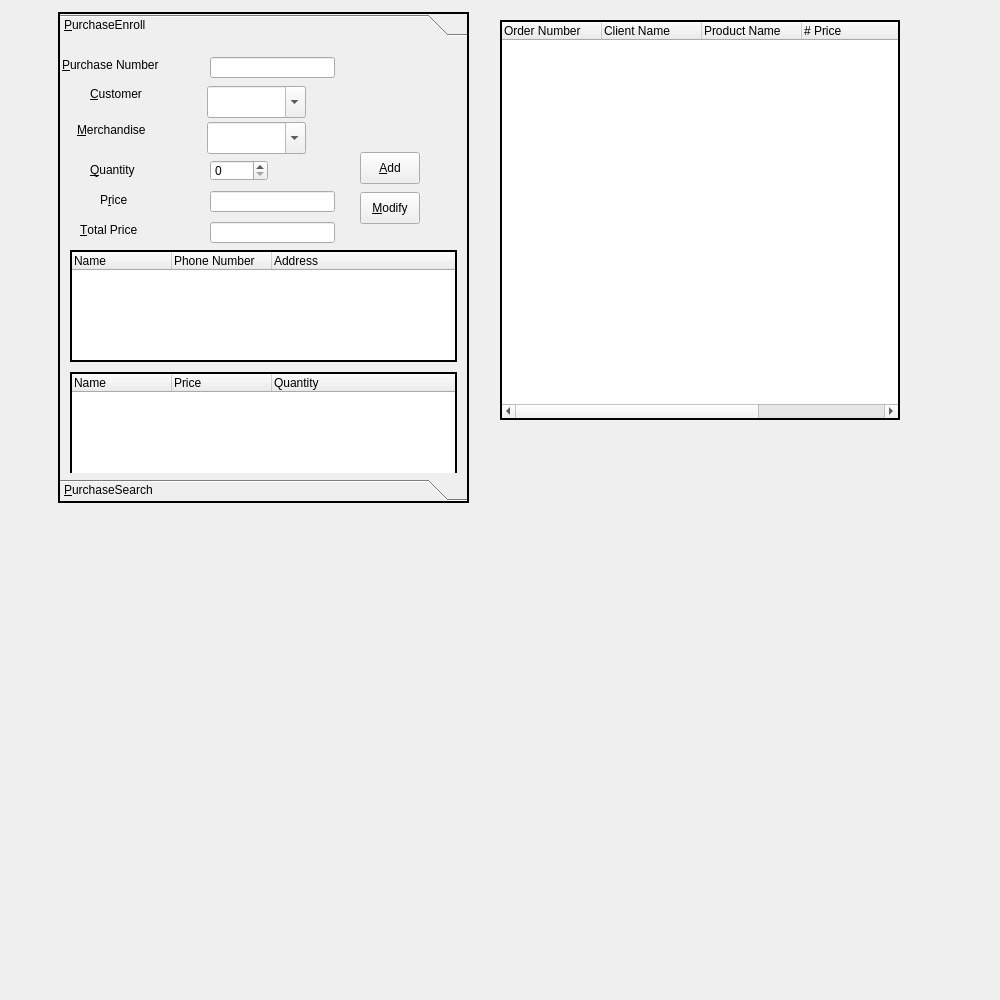
First picture: the form in purchasemanage.ui, repository GlennPark/OliveHealthCare, before the edit.
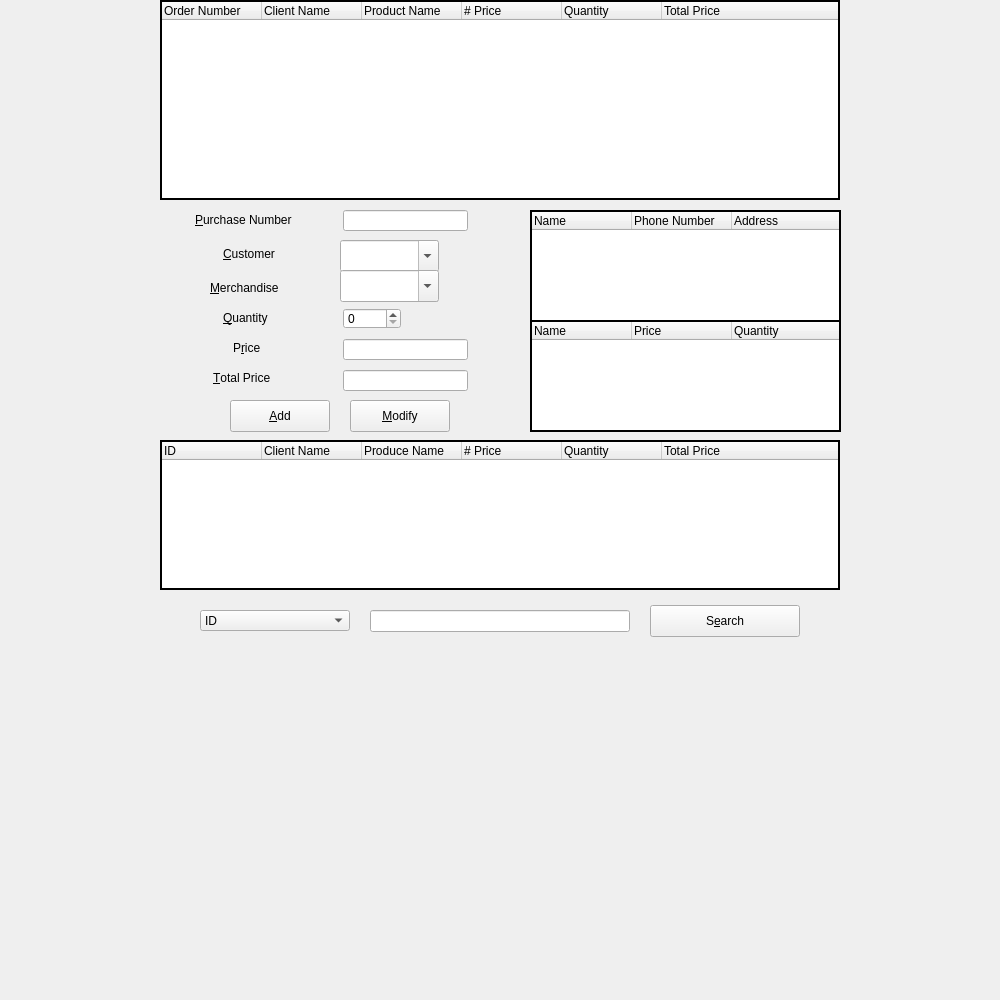
Second picture: the form after the edit. Icons and pictures are not drawn.

The edit to the form file:
```diff
--- a/purchasemanage.ui
+++ b/purchasemanage.ui
@@ -13,45 +13,15 @@
   <property name="windowTitle">
    <string>Order Info</string>
   </property>
-  <widget class="QToolBox" name="toolBox">
+  <widget class="QTreeWidget" name="treeWidget">
    <property name="geometry">
     <rect>
-     <x>58</x>
-     <y>12</y>
-     <width>411</width>
-     <height>491</height>
-    </rect>
-   </property>
-   <property name="frameShape">
-    <enum>QFrame::WinPanel</enum>
-   </property>
-   <property name="frameShadow">
-    <enum>QFrame::Plain</enum>
-   </property>
-   <property name="currentIndex">
-    <number>0</number>
-   </property>
-   <widget class="QWidget" name="PurchaseEnroll">
-    <property name="geometry">
-     <rect>
-      <x>0</x>
+     <x>160</x>
       <y>0</y>
-      <width>407</width>
-      <height>427</height>
-     </rect>
-    </property>
-    <attribute name="label">
-     <string>&amp;PurchaseEnroll</string>
-    </attribute>
-    <widget class="QTreeWidget" name="customerTreeWidget">
-     <property name="geometry">
-      <rect>
-       <x>10</x>
-       <y>208</y>
-       <width>387</width>
-       <height>112</height>
-      </rect>
-     </property>
+     <width>680</width>
+     <height>200</height>
+    </rect>
+   </property>
      <property name="frameShape">
       <enum>QFrame::WinPanel</enum>
      </property>
@@ -63,46 +33,22 @@
      </property>
      <column>
       <property name="text">
-       <string>Name</string>
+     <string>Order Number</string>
       </property>
      </column>
      <column>
       <property name="text">
-       <string>Phone Number</string>
+     <string>Client Name</string>
       </property>
      </column>
      <column>
       <property name="text">
-       <string>Address</string>
-      </property>
-     </column>
-    </widget>
-    <widget class="QTreeWidget" name="merchandiseTreeWidget">
-     <property name="geometry">
-      <rect>
-       <x>10</x>
-       <y>330</y>
-       <width>387</width>
-       <height>112</height>
-      </rect>
-     </property>
-     <property name="frameShape">
-      <enum>QFrame::WinPanel</enum>
-     </property>
-     <property name="frameShadow">
-      <enum>QFrame::Plain</enum>
-     </property>
-     <property name="rootIsDecorated">
-      <bool>false</bool>
-     </property>
+     <string>Product Name</string>
+    </property>
+   </column>
      <column>
       <property name="text">
-       <string>Name</string>
-      </property>
-     </column>
-     <column>
-      <property name="text">
-       <string>Price</string>
+     <string># Price</string>
       </property>
      </column>
      <column>
@@ -110,41 +56,30 @@
        <string>Quantity</string>
       </property>
      </column>
-    </widget>
-    <widget class="QComboBox" name="merchandiseComboBox">
+   <column>
+    <property name="text">
+     <string>Total Price</string>
+    </property>
+   </column>
+  </widget>
+  <widget class="QPushButton" name="addPushButton">
      <property name="geometry">
       <rect>
-       <x>147</x>
-       <y>80</y>
-       <width>99</width>
+     <x>230</x>
+     <y>400</y>
+     <width>100</width>
        <height>32</height>
       </rect>
      </property>
-     <property name="editable">
-      <bool>true</bool>
-     </property>
-    </widget>
-    <widget class="QLabel" name="priceLabel">
-     <property name="geometry">
-      <rect>
-       <x>40</x>
-       <y>150</y>
-       <width>101</width>
-       <height>16</height>
-      </rect>
-     </property>
      <property name="text">
-      <string>P&amp;rice</string>
-     </property>
-     <property name="buddy">
-      <cstring>priceLineEdit</cstring>
-     </property>
-    </widget>
-    <widget class="QLineEdit" name="priceLineEdit">
+    <string>&amp;Add</string>
+   </property>
+  </widget>
+  <widget class="QLineEdit" name="totalPriceLineEdit">
      <property name="geometry">
       <rect>
-       <x>150</x>
-       <y>149</y>
+     <x>343</x>
+     <y>370</y>
        <width>125</width>
        <height>21</height>
       </rect>
@@ -153,8 +88,8 @@
     <widget class="QLabel" name="customerLabel">
      <property name="geometry">
       <rect>
-       <x>30</x>
-       <y>44</y>
+     <x>223</x>
+     <y>246</y>
        <width>101</width>
        <height>16</height>
       </rect>
@@ -166,34 +101,40 @@
       <cstring>customerComboBox</cstring>
      </property>
     </widget>
-    <widget class="QComboBox" name="customerComboBox">
+  <widget class="QLineEdit" name="idLineEdit">
      <property name="geometry">
       <rect>
-       <x>147</x>
-       <y>44</y>
-       <width>99</width>
-       <height>32</height>
-      </rect>
-     </property>
-     <property name="editable">
-      <bool>true</bool>
-     </property>
-    </widget>
-    <widget class="QLineEdit" name="totalPriceLineEdit">
-     <property name="geometry">
-      <rect>
-       <x>150</x>
-       <y>180</y>
+     <x>343</x>
+     <y>210</y>
        <width>125</width>
        <height>21</height>
       </rect>
+   </property>
+   <property name="readOnly">
+    <bool>true</bool>
+   </property>
+  </widget>
+  <widget class="QLabel" name="priceLabel">
+   <property name="geometry">
+    <rect>
+     <x>233</x>
+     <y>340</y>
+     <width>101</width>
+     <height>16</height>
+    </rect>
+   </property>
+   <property name="text">
+    <string>P&amp;rice</string>
+   </property>
+   <property name="buddy">
+    <cstring>priceLineEdit</cstring>
      </property>
     </widget>
     <widget class="QLabel" name="totalPriceLabel">
      <property name="geometry">
       <rect>
-       <x>20</x>
-       <y>180</y>
+     <x>213</x>
+     <y>370</y>
        <width>121</width>
        <height>16</height>
       </rect>
@@ -205,72 +146,24 @@
       <cstring>totalPriceLineEdit</cstring>
      </property>
     </widget>
-    <widget class="QLabel" name="merchandiseLabel">
+  <widget class="QComboBox" name="customerComboBox">
      <property name="geometry">
       <rect>
-       <x>17</x>
-       <y>80</y>
-       <width>121</width>
-       <height>16</height>
-      </rect>
-     </property>
-     <property name="text">
-      <string>&amp;Merchandise</string>
-     </property>
-     <property name="buddy">
-      <cstring>merchandiseComboBox</cstring>
-     </property>
-    </widget>
-    <widget class="QLabel" name="idLabel">
-     <property name="geometry">
-      <rect>
-       <x>2</x>
-       <y>13</y>
-       <width>131</width>
-       <height>20</height>
-      </rect>
-     </property>
-     <property name="text">
-      <string>&amp;Purchase Number</string>
-     </property>
-     <property name="buddy">
-      <cstring>idLineEdit</cstring>
-     </property>
-    </widget>
-    <widget class="QLabel" name="quantityLabel">
-     <property name="geometry">
-      <rect>
-       <x>30</x>
-       <y>120</y>
-       <width>111</width>
-       <height>16</height>
-      </rect>
-     </property>
-     <property name="text">
-      <string>&amp;Quantity</string>
-     </property>
-     <property name="buddy">
-      <cstring>quantitySpinBox</cstring>
-     </property>
-    </widget>
-    <widget class="QLineEdit" name="idLineEdit">
-     <property name="geometry">
-      <rect>
-       <x>150</x>
-       <y>15</y>
-       <width>125</width>
-       <height>21</height>
-      </rect>
-     </property>
-     <property name="readOnly">
+     <x>340</x>
+     <y>240</y>
+     <width>99</width>
+     <height>32</height>
+    </rect>
+   </property>
+   <property name="editable">
       <bool>true</bool>
      </property>
     </widget>
     <widget class="QSpinBox" name="quantitySpinBox">
      <property name="geometry">
       <rect>
-       <x>150</x>
-       <y>118</y>
+     <x>343</x>
+     <y>308</y>
        <width>58</width>
        <height>21</height>
       </rect>
@@ -279,12 +172,67 @@
       <number>10000</number>
      </property>
     </widget>
+  <widget class="QLabel" name="quantityLabel">
+   <property name="geometry">
+    <rect>
+     <x>223</x>
+     <y>310</y>
+     <width>111</width>
+     <height>16</height>
+    </rect>
+   </property>
+   <property name="text">
+    <string>&amp;Quantity</string>
+   </property>
+   <property name="buddy">
+    <cstring>quantitySpinBox</cstring>
+   </property>
+  </widget>
+  <widget class="QLabel" name="idLabel">
+   <property name="geometry">
+    <rect>
+     <x>195</x>
+     <y>210</y>
+     <width>131</width>
+     <height>20</height>
+    </rect>
+   </property>
+   <property name="text">
+    <string>&amp;Purchase Number</string>
+   </property>
+   <property name="buddy">
+    <cstring>idLineEdit</cstring>
+   </property>
+  </widget>
+  <widget class="QComboBox" name="merchandiseComboBox">
+   <property name="geometry">
+    <rect>
+     <x>340</x>
+     <y>270</y>
+     <width>99</width>
+     <height>32</height>
+    </rect>
+   </property>
+   <property name="editable">
+    <bool>true</bool>
+   </property>
+  </widget>
+  <widget class="QLineEdit" name="priceLineEdit">
+   <property name="geometry">
+    <rect>
+     <x>343</x>
+     <y>339</y>
+     <width>125</width>
+     <height>21</height>
+    </rect>
+   </property>
+  </widget>
     <widget class="QPushButton" name="modifyPushButton">
      <property name="geometry">
       <rect>
-       <x>300</x>
-       <y>150</y>
-       <width>60</width>
+     <x>350</x>
+     <y>400</y>
+     <width>100</width>
        <height>32</height>
       </rect>
      </property>
@@ -292,39 +240,29 @@
       <string>&amp;Modify</string>
      </property>
     </widget>
-    <widget class="QPushButton" name="addPushButton">
+  <widget class="QLabel" name="merchandiseLabel">
      <property name="geometry">
       <rect>
-       <x>300</x>
-       <y>110</y>
-       <width>60</width>
-       <height>32</height>
+     <x>210</x>
+     <y>280</y>
+     <width>121</width>
+     <height>16</height>
       </rect>
      </property>
      <property name="text">
-      <string>&amp;Add</string>
-     </property>
-    </widget>
-   </widget>
-   <widget class="QWidget" name="PurchaseSearch">
+    <string>&amp;Merchandise</string>
+   </property>
+   <property name="buddy">
+    <cstring>merchandiseComboBox</cstring>
+   </property>
+  </widget>
+  <widget class="QTreeWidget" name="merchandiseTreeWidget">
     <property name="geometry">
      <rect>
-      <x>0</x>
-      <y>0</y>
-      <width>407</width>
-      <height>427</height>
-     </rect>
-    </property>
-    <attribute name="label">
-     <string>&amp;PurchaseSearch</string>
-    </attribute>
-    <widget class="QTreeWidget" name="searchTreeWidget">
-     <property name="geometry">
-      <rect>
-       <x>40</x>
-       <y>60</y>
-       <width>321</width>
-       <height>111</height>
+     <x>530</x>
+     <y>320</y>
+     <width>311</width>
+     <height>112</height>
       </rect>
      </property>
      <property name="frameShape">
@@ -338,91 +276,60 @@
      </property>
      <column>
       <property name="text">
-       <string>ID</string>
+     <string>Name</string>
       </property>
      </column>
      <column>
-      <property name="text">
-       <string>Client Name</string>
-      </property>
-     </column>
-     <column>
-      <property name="text">
-       <string>Produce Name</string>
-      </property>
-     </column>
-     <column>
-      <property name="text">
-       <string># Price</string>
-      </property>
-     </column>
-     <column>
-      <property name="text">
-       <string>Quantity</string>
-      </property>
-     </column>
-     <column>
-      <property name="text">
-       <string>Total Price</string>
-      </property>
-     </column>
-    </widget>
-    <widget class="QComboBox" name="searchComboBox">
-     <property name="geometry">
-      <rect>
-       <x>28</x>
-       <y>220</y>
-       <width>131</width>
-       <height>32</height>
-      </rect>
-     </property>
-     <item>
-      <property name="text">
-       <string>ID</string>
-      </property>
-     </item>
-     <item>
-      <property name="text">
-       <string>Client Name</string>
-      </property>
-     </item>
-     <item>
-      <property name="text">
-       <string>Product Name</string>
-      </property>
-     </item>
-     <item>
       <property name="text">
        <string>Price</string>
       </property>
-     </item>
-     <item>
+   </column>
+   <column>
       <property name="text">
        <string>Quantity</string>
       </property>
-     </item>
-     <item>
-      <property name="text">
-       <string>Total Price</string>
-      </property>
-     </item>
-    </widget>
-    <widget class="QLineEdit" name="searchLineEdit">
+   </column>
+  </widget>
+  <widget class="QTreeWidget" name="customerTreeWidget">
      <property name="geometry">
       <rect>
-       <x>170</x>
-       <y>225</y>
-       <width>221</width>
-       <height>21</height>
-      </rect>
-     </property>
+     <x>530</x>
+     <y>210</y>
+     <width>311</width>
+     <height>112</height>
+    </rect>
+   </property>
+   <property name="frameShape">
+    <enum>QFrame::WinPanel</enum>
+   </property>
+   <property name="frameShadow">
+    <enum>QFrame::Plain</enum>
+   </property>
+   <property name="rootIsDecorated">
+    <bool>false</bool>
+   </property>
+   <column>
+    <property name="text">
+     <string>Name</string>
+    </property>
+   </column>
+   <column>
+    <property name="text">
+     <string>Phone Number</string>
+    </property>
+   </column>
+   <column>
+    <property name="text">
+     <string>Address</string>
+    </property>
+   </column>
     </widget>
     <widget class="QPushButton" name="searchPushButton">
      <property name="geometry">
       <rect>
-       <x>20</x>
-       <y>260</y>
-       <width>377</width>
+     <x>650</x>
+     <y>605</y>
+     <width>150</width>
        <height>32</height>
       </rect>
      </property>
@@ -434,15 +341,13 @@
        <normaloff>:/images/icons8-searching-64.png</normaloff>:/images/icons8-searching-64.png</iconset>
      </property>
     </widget>
-   </widget>
-  </widget>
-  <widget class="QTreeWidget" name="treeWidget">
+  <widget class="QTreeWidget" name="searchTreeWidget">
    <property name="geometry">
     <rect>
-     <x>500</x>
-     <y>20</y>
-     <width>400</width>
-     <height>400</height>
+     <x>160</x>
+     <y>440</y>
+     <width>680</width>
+     <height>150</height>
     </rect>
    </property>
    <property name="frameShape">
@@ -456,7 +361,7 @@
    </property>
    <column>
     <property name="text">
-     <string>Order Number</string>
+     <string>ID</string>
     </property>
    </column>
    <column>
@@ -466,7 +371,7 @@
    </column>
    <column>
     <property name="text">
-     <string>Product Name</string>
+     <string>Produce Name</string>
     </property>
    </column>
    <column>
@@ -485,6 +390,56 @@
     </property>
    </column>
   </widget>
+  <widget class="QLineEdit" name="searchLineEdit">
+   <property name="geometry">
+    <rect>
+     <x>370</x>
+     <y>610</y>
+     <width>260</width>
+     <height>22</height>
+    </rect>
+   </property>
+  </widget>
+  <widget class="QComboBox" name="searchComboBox">
+   <property name="geometry">
+    <rect>
+     <x>200</x>
+     <y>610</y>
+     <width>150</width>
+     <height>21</height>
+    </rect>
+   </property>
+   <item>
+    <property name="text">
+     <string>ID</string>
+    </property>
+   </item>
+   <item>
+    <property name="text">
+     <string>Client Name</string>
+    </property>
+   </item>
+   <item>
+    <property name="text">
+     <string>Product Name</string>
+    </property>
+   </item>
+   <item>
+    <property name="text">
+     <string>Price</string>
+    </property>
+   </item>
+   <item>
+    <property name="text">
+     <string>Quantity</string>
+    </property>
+   </item>
+   <item>
+    <property name="text">
+     <string>Total Price</string>
+    </property>
+   </item>
+  </widget>
  </widget>
  <resources>
   <include location="resources.qrc"/>
```
Lines whose indentation alone changed are shown as unchanged.
